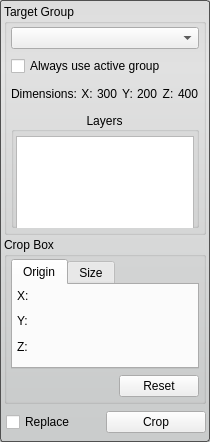
Above: src/Interface/ToolInterface/CropToolInterface.ui from SCIInstitute/Seg3D before the change. Below: the same form after it.
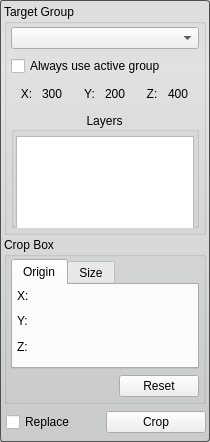
That is the form after the change. Custom widgets are drawn as their Qt base class.

Commit message: fixed a little ui bug with the histogram widget, fixed the autosave checkbox in the project dock widget to sync with the preferences manager, fixed a ui bug with LayerGroupWidget's duplicate_button's stylesheet, fixed some ui issues with resample and crop

Patch:
```diff
--- a/src/Interface/ToolInterface/CropToolInterface.ui
+++ b/src/Interface/ToolInterface/CropToolInterface.ui
@@ -158,28 +158,6 @@
          <property name="margin">
           <number>0</number>
          </property>
-         <item>
-          <widget class="QLabel" name="dimensions_label_current_">
-           <property name="minimumSize">
-            <size>
-             <width>0</width>
-             <height>0</height>
-            </size>
-           </property>
-           <property name="maximumSize">
-            <size>
-             <width>72</width>
-             <height>16777215</height>
-            </size>
-           </property>
-           <property name="layoutDirection">
-            <enum>Qt::LeftToRight</enum>
-           </property>
-           <property name="text">
-            <string>Dimensions:</string>
-           </property>
-          </widget>
-         </item>
          <item>
           <widget class="QLabel" name="x_axis_label_current_">
            <property name="text">
```
The commit also changes 13 other files.
